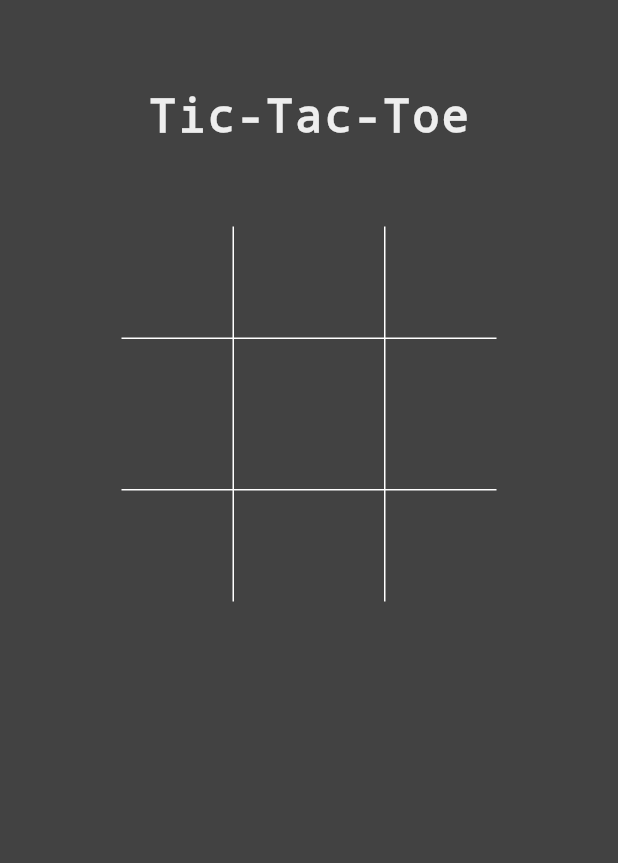
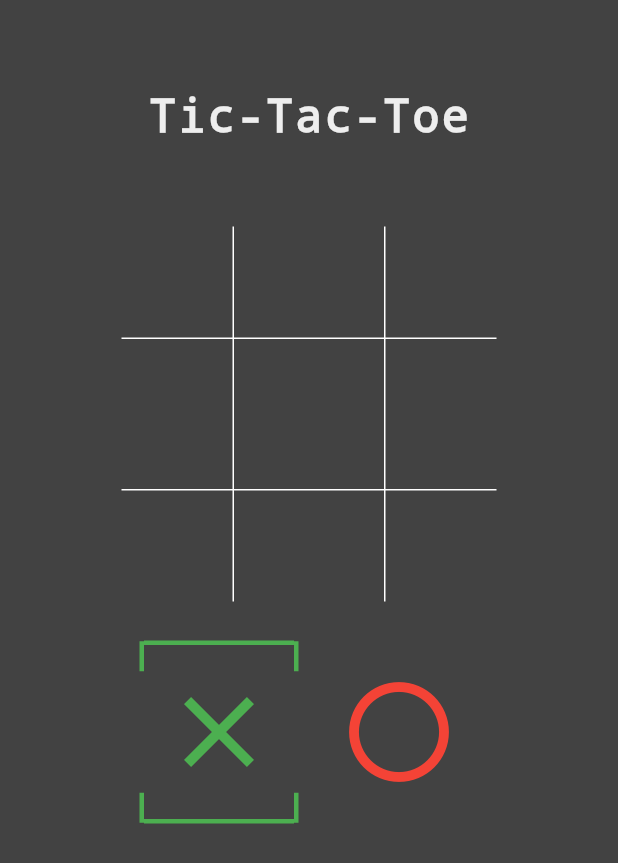
Before and after one commit to burhanhaq/TicTacToe, a Flutter app: the screen it shows after launch, on a phone screen of 412 x 824 dp. Shown: the top 863 px of the screen. Run offline on Flutter 3.47's test engine with Material 2 defaults, Android fonts, the phone set to English and light mode, and no system bars.

Commit message:
Pieces can now be added turn by turn

```diff
--- a/lib/constants.dart
+++ b/lib/constants.dart
@@ -1 +1,6 @@
 double spacing = 1.0;
+
+enum Turn { None, P1, P2, Gameover }
+Turn turn = Turn.P1;
+
+double translateValue = -60;
--- a/lib/grid.dart
+++ b/lib/grid.dart
@@ -10,7 +10,11 @@ class Grid extends StatefulWidget {
 class _GridState extends State<Grid> {
   @override
   Widget build(BuildContext context) {
-    return Stack(
+//    turn = changeTurn(turn);
+//    print(turn);
+    return Column(
+      children: <Widget>[
+        Stack(
           alignment: Alignment.center,
           children: <Widget>[
             Container(
@@ -50,18 +54,153 @@ class _GridState extends State<Grid> {
               ],
             ),
           ],
+        ),
+        BottomRow(),
+      ],
     );
   }
 }
 
-class CardPlaceholder extends StatelessWidget {
+class BottomRow extends StatefulWidget {
+  @override
+  _BottomRowState createState() => _BottomRowState();
+}
+
+class _BottomRowState extends State<BottomRow> {
   @override
   Widget build(BuildContext context) {
-    return Container(
-      height: 100,
-      width: 100,
-//      color: Colors.brown,
-      color: Theme.of(context).accentColor,
+    return Column(
+      children: <Widget>[
+        Transform.translate(
+          offset: Offset(translateValue, 0.0),
+          child: Row(
+            mainAxisAlignment: MainAxisAlignment.center,
+            children: <Widget>[
+              Container(
+                color: Colors.green,
+                height: 20.0,
+                width: 3.0,
+              ),
+              Column(
+                children: <Widget>[
+                  Container(
+                    color: Colors.green,
+                    height: 3.0,
+                    width: 100.0,
+                  ),
+                  SizedBox(height: 18),
+                ],
+              ),
+              Container(
+                color: Colors.green,
+                height: 20.0,
+                width: 3.0,
+              ),
+            ],
+          ),
+        ),
+        Row(
+          mainAxisAlignment: MainAxisAlignment.center,
+          children: <Widget>[
+            Container(
+//                    width: 100,
+//                    height: 40,
+              child: Icon(
+                Icons.close,
+                color: Colors.green,
+                size: 80,
+              ),
+            ),
+            SizedBox(width: 40),
+            Container(
+//                    width: 100,
+//                    height: 40,
+              child: Icon(
+                Icons.radio_button_unchecked,
+                color: Colors.red,
+                size: 80,
+              ),
+            ),
+          ],
+        ),
+        Transform.translate(
+          offset: Offset(translateValue, 0.0),
+          child: Row(
+            mainAxisAlignment: MainAxisAlignment.center,
+            children: <Widget>[
+              Container(
+                color: Colors.green,
+                height: 20.0,
+                width: 3.0,
+              ),
+              Column(
+                children: <Widget>[
+                  SizedBox(height: 18),
+                  Container(
+                    color: Colors.green,
+                    height: 3.0,
+                    width: 100.0,
+                  ),
+                ],
+              ),
+              Container(
+                color: Colors.green,
+                height: 20.0,
+                width: 3.0,
+              ),
+            ],
+          ),
+        ),
+      ],
     );
   }
 }
+
+void changeTurn() {
+  if (turn == Turn.P1)
+    turn = Turn.P2;
+  else
+    turn = Turn.P1;
+}
+
+class CardPlaceholder extends StatefulWidget {
+//  Turn turn;
+//  CardPlaceholder(this.turn);
+  @override
+  _CardPlaceholderState createState() => _CardPlaceholderState();
+}
+
+class _CardPlaceholderState extends State<CardPlaceholder> {
+  IconData pieceIcon;
+  Color iconColor;
+  @override
+  Widget build(BuildContext context) {
+    return GestureDetector(
+      onTap: () {
+        setState(() {
+          pieceIcon =
+              turn == Turn.P1 ? Icons.close : Icons.radio_button_unchecked;
+
+          iconColor = turn == Turn.P1 ? Colors.green : Colors.red;
+          translateValue = turn == Turn.P1 ? -60 : 60;
+          changeTurn();
+
+//          if (widget.turn == Turn.P1)
+//            widget.turn = Turn.P2;
+//          else
+//            widget.turn = Turn.P1;
+        });
+      },
+      child: Container(
+        height: 100,
+        width: 100,
+        color: Theme.of(context).accentColor,
+        child: Icon(
+          pieceIcon,
+          size: 60,
+          color: iconColor,
+        ),
+      ),
+    );
+  }
+}
```
Also changed, not shown: lib/grid2.dart (added, +57 -0 lines). Lines whose indentation alone changed are shown as unchanged.
